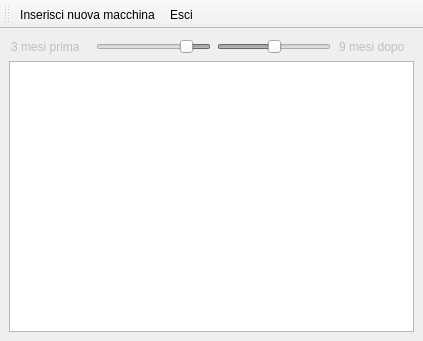
Old version of the form main.ui in the repository ZeeD/calendar.
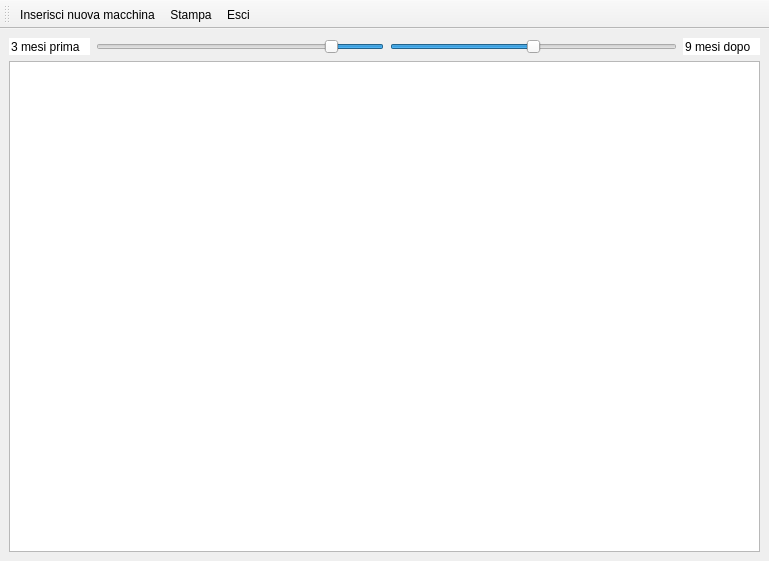
New version of the form.

Commit message:
Time sliders enabled
dbhandler.py
  * typo (s/afther/after/g)
main.py
  * added on_stampa_triggered() (pretty alpha quality)
  * added on_MonthsBeforeSlider_valueChanged() and on_MonthsAfterSlider_valueChanged() signals
main.ui
  * bigger main window size
  * enabled the 2 QSpinBox and the 2 QSlider
  * add a "stampa" action

Diff of the .ui file:
```diff
--- a/main.ui
+++ b/main.ui
@@ -6,8 +6,8 @@
    <rect>
     <x>0</x>
     <y>0</y>
-    <width>423</width>
-    <height>341</height>
+    <width>769</width>
+    <height>561</height>
    </rect>
   </property>
   <property name="windowTitle">
@@ -19,9 +19,6 @@
      <layout class="QHBoxLayout" name="horizontalLayout">
       <item>
        <widget class="QSpinBox" name="spinBox">
-        <property name="enabled">
-         <bool>false</bool>
-        </property>
         <property name="frame">
          <bool>false</bool>
         </property>
@@ -41,9 +38,6 @@
       </item>
       <item>
        <widget class="QSlider" name="MonthsBeforeSlider">
-        <property name="enabled">
-         <bool>false</bool>
-        </property>
         <property name="minimum">
          <number>0</number>
         </property>
@@ -63,9 +57,6 @@
       </item>
       <item>
        <widget class="QSlider" name="MonthsAfterSlider">
-        <property name="enabled">
-         <bool>false</bool>
-        </property>
         <property name="maximum">
          <number>18</number>
         </property>
@@ -79,9 +70,6 @@
       </item>
       <item>
        <widget class="QSpinBox" name="spinBox_2">
-        <property name="enabled">
-         <bool>false</bool>
-        </property>
         <property name="frame">
          <bool>false</bool>
         </property>
@@ -148,6 +136,7 @@
     <bool>false</bool>
    </attribute>
    <addaction name="NewMachine"/>
+   <addaction name="stampa"/>
    <addaction name="action_Esci"/>
   </widget>
   <action name="NewMachine">
@@ -160,6 +149,11 @@
     <string>&amp;Esci</string>
    </property>
   </action>
+  <action name="stampa">
+   <property name="text">
+    <string>Stam&amp;pa</string>
+   </property>
+  </action>
  </widget>
  <resources/>
  <connections>
```
The commit also changes 2 other files.
